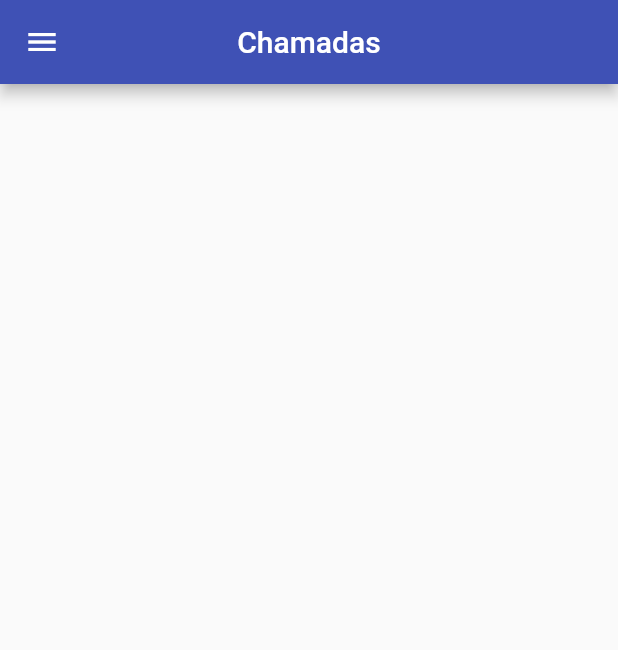
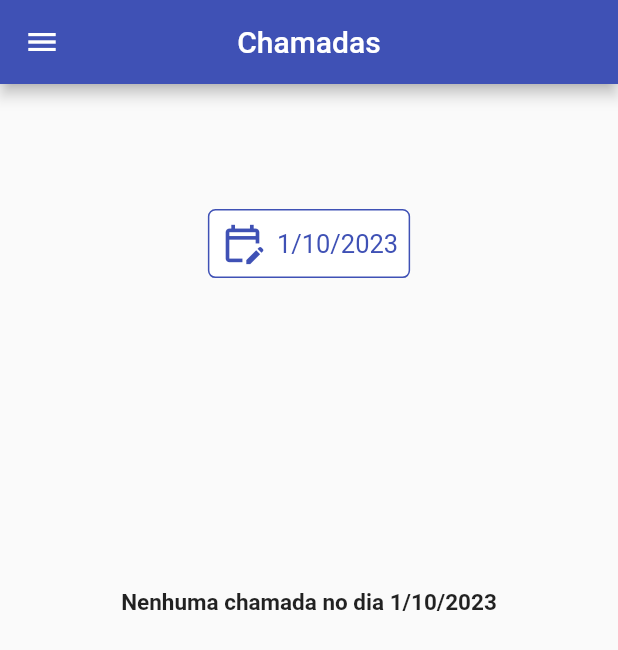
Before and after one commit to jpbarreiro/chamadainteligentemobile, a Flutter app: the HomePage screen opened by its route, on a phone screen of 412 x 824 dp. Shown: the top 650 px of the screen. Run offline on Flutter 3.47's test engine with Material 2 defaults, Android fonts, the phone set to English and light mode, and no system bars.

Commit message:
Adicionado botão de seleção de data na home page

```diff
--- a/lib/pages/home_page.dart
+++ b/lib/pages/home_page.dart
@@ -1,5 +1,4 @@
 import 'package:chamadainteligentemobile/widgets/custom_app_bar.dart';
-// import 'package:flutter/cupertino.dart';
 import 'package:flutter/material.dart';
 
 import '../routes/app_routes.dart';
@@ -13,6 +12,9 @@ class HomePage extends StatefulWidget {
 }
 
 class _HomePageState extends State<HomePage> {
+  DateTime? choosenDate;
+  String? choosenDateInString;
+
   Widget customCard(String label) {
     return SizedBox(
       width: MediaQuery.of(context).size.width,
@@ -23,12 +25,62 @@ class _HomePageState extends State<HomePage> {
           child: Text(
             label,
             textAlign: TextAlign.center,
-            style: TextStyle(
-                color: Colors.white, fontWeight: FontWeight.bold, fontSize: 20),
+            style: const TextStyle(
+                color: Colors.white, fontWeight: FontWeight.bold, fontSize: 20
+            ),
           ),
         ),
       ),
     );
+  }
+
+  Widget customDateButton(){
+    return ElevatedButton.icon(
+      style: ElevatedButton.styleFrom(
+        elevation: 0.0,
+        padding: const EdgeInsets.all(8),
+        backgroundColor: Colors.white,
+        side: const BorderSide(
+          color: Colors.indigo,
+          width: 1.0,
+        ),
+        shape: RoundedRectangleBorder(
+          borderRadius: BorderRadius.circular(5),
+        ),
+      ),
+      onPressed: () async {
+        final datePick = await showDatePicker(
+          context: context,
+          locale: const Locale('pt', 'BR'),
+          initialDate: choosenDate ?? DateTime.now(),
+          firstDate: DateTime.utc(2023),
+          lastDate: DateTime(2100),
+        );
+        if(datePick!=null){
+          setState(() {
+            choosenDate = datePick;
+            choosenDateInString = "${choosenDate!.day}/${choosenDate!.month}/${choosenDate!.year}";
+          });
+        }
+      },
+      icon: const Icon(Icons.edit_calendar_outlined, color: Colors.indigo, size: 30,),
+      label: Text(
+        choosenDateInString!,
+        textAlign: TextAlign.center,
+        style: const TextStyle(
+            color: Colors.indigo,
+            fontSize: 17,
+            fontWeight: FontWeight.w400
+        ),
+      ),
+    );
+  }
+
+  @override
+  void initState() {
+    choosenDate = DateTime.now();
+    choosenDateInString = "${choosenDate!.day}/${choosenDate!.month}/${choosenDate!.year}";
+    super.initState();
   }
 
   @override
@@ -72,6 +124,27 @@ class _HomePageState extends State<HomePage> {
           ),
         ),
       ),
+      body: Center(
+        child: Column(
+          children: [
+            Padding(
+              padding: EdgeInsets.only(top: MediaQuery.of(context).size.height/10),
+              child: customDateButton(),
+            ),
+            Padding(
+              padding: EdgeInsets.only(top: MediaQuery.of(context).size.height/4),
+              child: Text(
+                'Nenhuma chamada no dia $choosenDateInString',
+                textAlign: TextAlign.center,
+                style: TextStyle(
+                  fontSize: 15,
+                  fontWeight: FontWeight.bold
+                ),
+              ),
+            ),
+          ],
+        ),
+      ),
     );
   }
 }
```
